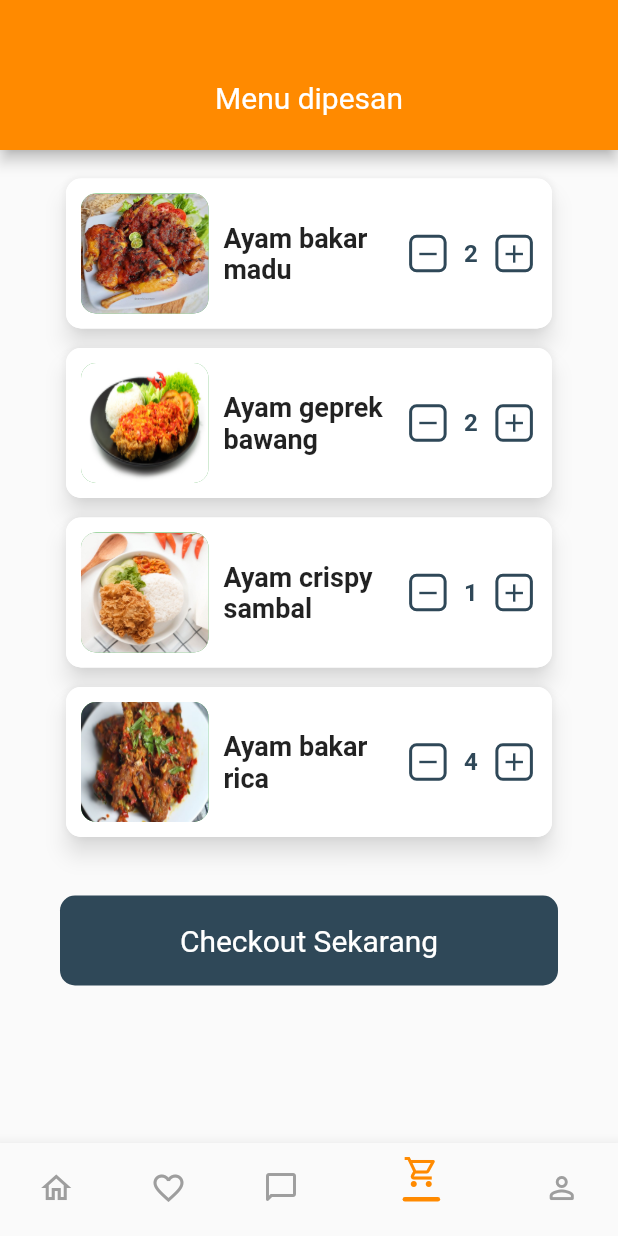
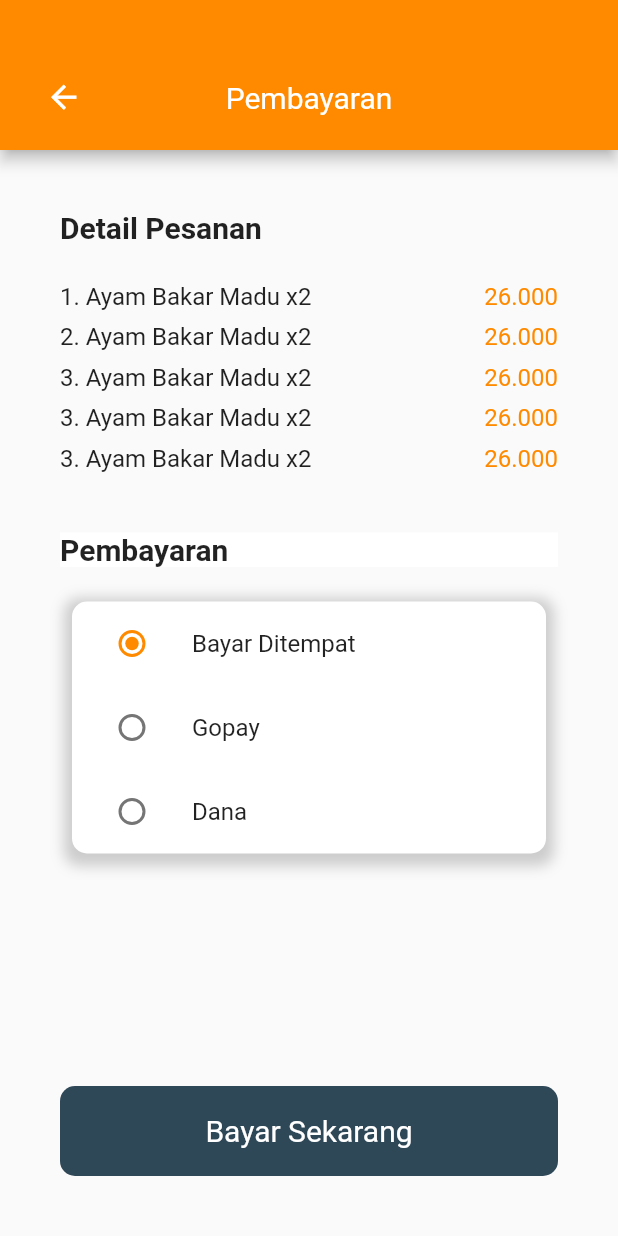
Before and after one commit to snykk/Ayummy, a Flutter app: the MainPage screen opened by its route, item 4 of the bottom bar chosen, after a tap on "Checkout Sekarang", on a phone screen of 412 x 824 dp. Run offline on Flutter 3.47's test engine with Material 2 defaults, Android fonts, the phone set to English and light mode, and no system bars; our stand-ins replace flutter_rating_bar, image_picker.

Commit message:
chat and pembayaran

```diff
--- a/lib/app/views/main/checkout/checkout_page.dart
+++ b/lib/app/views/main/checkout/checkout_page.dart
@@ -37,7 +37,7 @@ class CheckoutPage extends StatelessWidget {
               ),
               InkWell(
                 onTap: () {
-                  print("punten");
+                  Navigator.pushNamed(context, '/pembayaran');
                 },
                 child: Ink(
                   width: double.infinity,
--- a/lib/app/views/main/main_page.dart
+++ b/lib/app/views/main/main_page.dart
@@ -17,7 +17,7 @@ class MainPage extends StatefulWidget {
 class _MainPageState extends State<MainPage> {
   int _currentIndex = 0;
 
-  static const List<Widget> _pageOptions = <Widget>[
+  static  List<Widget> _pageOptions = <Widget>[
     HomePage(),
     FavoritePage(),
     ChatPage(),
--- /dev/null
+++ b/lib/app/views/main/pembayaran/pembayaran.dart
@@ -0,0 +1,134 @@
+import 'package:flutter/material.dart';
+import 'package:project/app/views/main/widgets/custom_appbar.dart';
+import 'package:project/app/views/main//pembayaran/widgets/metode_pembayaran.dart';
+
+class Pembayaran extends StatelessWidget {
+  const Pembayaran({ Key? key }) : super(key: key);
+
+  @override
+  Widget build(BuildContext context) {
+    return Scaffold(
+      appBar: const CustomAppbar(
+        text:"Pembayaran",
+        child: true,
+      ),
+      body: Padding(
+        padding: const EdgeInsets.all(40),
+        child: SizedBox(
+          width: double.infinity,
+          child: Column(
+            children: [
+              Column(
+                children: [
+                  const SizedBox(
+                    width: double.infinity,
+                    child: Text("Detail Pesanan", style: TextStyle(fontWeight: FontWeight.bold, fontSize: 20),),
+                  ),
+                  const SizedBox(
+                    height: 25,
+                  ),
+                  Column(
+                    children: [
+                        Column( children: [
+                          Row(
+                            children: const [
+                              Text("1. Ayam Bakar Madu x2", style: TextStyle(fontSize: 16)),
+                              Spacer(),
+                              Text("26.000", style: TextStyle(fontSize: 16, color: Color(0xFFFF8A00)))
+                            ],
+                          ),
+                          const SizedBox(height: 8),
+                          Row(
+                            children: const [
+                              Text("2. Ayam Bakar Madu x2", style: TextStyle(fontSize: 16)),
+                              Spacer(),
+                              Text("26.000", style: TextStyle(fontSize: 16, color: Color(0xFFFF8A00)))
+                            ],
+                          ),
+                          const SizedBox(height: 8),
+                          Row(
+                            children: const [
+                              Text("3. Ayam Bakar Madu x2", style: TextStyle(fontSize: 16)),
+                              Spacer(),
+                              Text("26.000", style: TextStyle(fontSize: 16, color: Color(0xFFFF8A00)))
+                            ],
+                          ),
+                          const SizedBox(height: 8),
+                          Row(
+                            children: const [
+                              Text("3. Ayam Bakar Madu x2", style: TextStyle(fontSize: 16)),
+                              Spacer(),
+                              Text("26.000", style: TextStyle(fontSize: 16, color: Color(0xFFFF8A00)))
+                            ],
+                          ),
+                          const SizedBox(height: 8),
+                          Row(
+                            children: const [
+                              Text("3. Ayam Bakar Madu x2", style: TextStyle(fontSize: 16)),
+                              Spacer(),
+                              Text("26.000", style: TextStyle(fontSize: 16, color: Color(0xFFFF8A00)))
+                            ],
+                          )
+                        ],),
+                    ],
+                  ),
+                  const SizedBox(
+                    height: 40,
+                  ),
+                  Container(
+                    width: double.infinity,
+                    color: Colors.white,
+                    child: const Text("Pembayaran", style: TextStyle(fontWeight: FontWeight.bold, fontSize: 20),),
+                  ),
+                  const SizedBox(
+                    height: 15,
+                  ),
+                  Padding(
+                    padding: const EdgeInsets.all(8.0),
+                    child: Container(
+                      width: double.infinity,
+                      decoration: BoxDecoration(
+                        borderRadius: BorderRadius.circular(10),
+                        color: Colors.white,
+                        boxShadow: [
+                          BoxShadow(
+                            color: Colors.grey.withOpacity(0.5),
+                            spreadRadius: 5,
+                            blurRadius: 7,
+                            offset: const Offset(0, 3), // changes position of shadow
+                          ),
+                        ],),
+                        child: const MetodePembayaran(),
+                    ),
+                  ),
+                ],
+              ),
+              const Spacer(),
+              InkWell(
+                onTap: () {
+                  Navigator.pushNamed(context, '/pembayaran_berhasil');
+                },
+                child: Ink(
+                  width: double.infinity,
+                  height: 60,
+                  decoration: BoxDecoration(
+                    borderRadius: BorderRadius.circular(10),
+                    color: const Color(0xff2f4858),
+                  ),
+                  child: const Center(
+                    child: Text(
+                      "Bayar Sekarang",
+                      style: TextStyle(
+                        fontSize: 20,
+                        color: Colors.white,
+                      ),
+                    ),
+                  ),
+                ),
+              ),
+            ],
+          ),
+        ),)
+    );
+  }
+}
--- /dev/null
+++ b/lib/app/views/main/pembayaran/widgets/metode_pembayaran.dart
@@ -0,0 +1,61 @@
+import 'package:flutter/material.dart';
+
+enum SingingCharacter { langsung, gopay, dana }
+
+class MetodePembayaran extends StatefulWidget {
+  const MetodePembayaran({Key? key}) : super(key: key);
+
+  @override
+  State<MetodePembayaran> createState() => _MetodePembayaranState();
+}
+
+class _MetodePembayaranState extends State<MetodePembayaran> {
+  SingingCharacter? _character = SingingCharacter.langsung;
+
+  @override
+  Widget build(BuildContext context) {
+    return Column(
+      children: <Widget>[
+        ListTile(
+          title: const Text('Bayar Ditempat'),
+          leading: Radio<SingingCharacter>(
+            activeColor: const Color(0xFFFF8A00),
+            value: SingingCharacter.langsung,
+            groupValue: _character,
+            onChanged: (SingingCharacter? value) {
+              setState(() {
+                _character = value;
+              });
+            },
+          ),
+        ),
+        ListTile(
+          title: const Text('Gopay'),
+          leading: Radio<SingingCharacter>(
+            activeColor: const Color(0xFFFF8A00),
+            value: SingingCharacter.gopay,
+            groupValue: _character,
+            onChanged: (SingingCharacter? value) {
+              setState(() {
+                _character = value;
+              });
+            },
+          ),
+        ),
+        ListTile(
+          title: const Text('Dana'),
+          leading: Radio<SingingCharacter>(
+            activeColor: const Color(0xFFFF8A00),
+            value: SingingCharacter.dana,
+            groupValue: _character,
+            onChanged: (SingingCharacter? value) {
+              setState(() {
+                _character = value;
+              });
+            },
+          ),
+        ),
+      ],
+    );
+  }
+}
--- a/lib/app/views/startup/startuppage.dart
+++ b/lib/app/views/startup/startuppage.dart
@@ -18,7 +18,7 @@ class _StartUp extends State<StartUp> {
   splashscreenStart() async {
     var duration = const Duration(seconds: 5);
     return Timer(duration, () {
-      Navigator.pushNamed(context, "/auth");
+      Navigator.pushReplacementNamed(context, "/auth");
     });
   }
 
--- a/lib/main.dart
+++ b/lib/main.dart
@@ -4,6 +4,8 @@ import 'package:project/app/views/main/edit/edit_profile.dart';
 import 'package:project/app/views/main/main_page.dart';
 import 'package:project/app/views/main/not_reviewed/not_reviewed_page.dart';
 import 'package:project/app/views/main/bantuan/bantuan.dart';
+import 'package:project/app/views/main/pembayaran/pembayaran.dart';
+import 'package:project/app/views/main/pembayaran/pembayaran_berhasil.dart';
 import 'package:project/app/views/main/pengaturan/pengaturan.dart';
 import 'package:project/app/views/main/detail_menu/detail_menu_page.dart';
 import 'package:project/app/views/main/promo/promo.dart';
@@ -44,6 +46,8 @@ class MyApp extends StatelessWidget {
         '/pilih_lokasi': (context) => const ChooseLocation(),
         '/rating': (context) => const Rating(),
         '/promo': (context) => const Promo(),
+        '/pembayaran': (context) => const Pembayaran(),
+        '/pembayaran_berhasil': (context) => const PembayaranBerhasil(),
       }
     );
   }
--- a/pubspec.yaml
+++ b/pubspec.yaml
@@ -37,6 +37,7 @@ dependencies:
   introduction_screen: ^3.0.2
   from_css_color: ^2.0.0
   flutter_rating_bar: ^4.0.0
+  image_picker: ^0.8.5+3
 
 dev_dependencies:
   flutter_test:
```
Also changed, not shown: lib/app/views/main/chat/chat_page.dart (+70 -36 lines), lib/app/views/main/pembayaran/pembayaran_berhasil.dart (added, +15 -0 lines), pubspec.lock.
